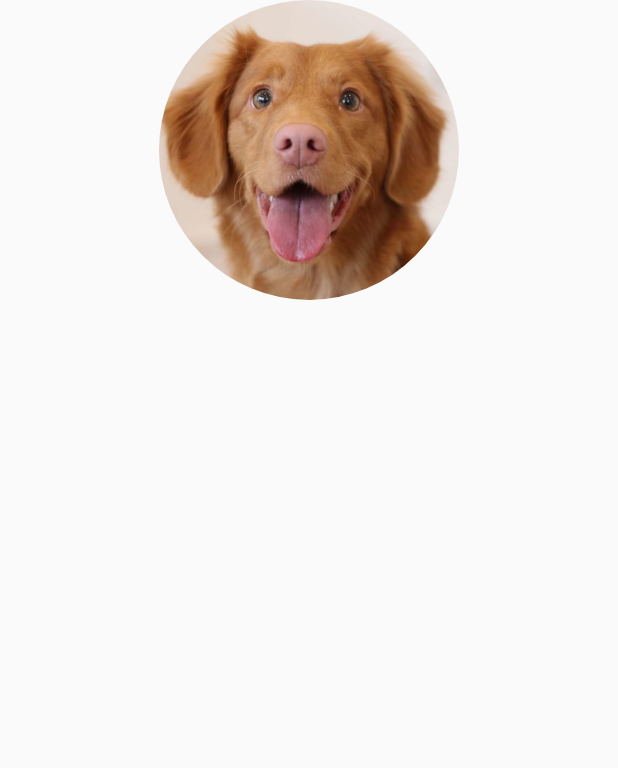
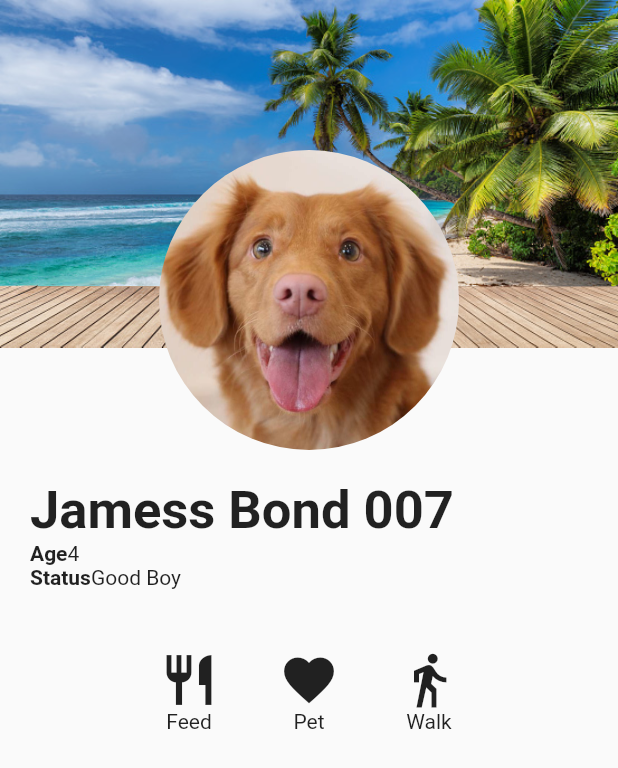
Before and after one commit to Codewithjalloh/flutter_layout, a Flutter app: the screen it shows after launch, on a phone screen of 412 x 824 dp. Shown: the top 768 px of the screen. Run offline on Flutter 3.47's test engine with Material 2 defaults, Android fonts, the phone set to English and light mode, and no system bars; our stand-ins replace google_fonts.

Commit message:
update ui

```diff
--- a/lib/profile_screen.dart
+++ b/lib/profile_screen.dart
@@ -6,13 +6,19 @@ class ProfileScreen extends StatelessWidget {
   @override
   Widget build(BuildContext context) {
     return Scaffold(
-      body: Column(
+      body: Stack(
         children: [
-          _buildProfileImage(context),
-          _buildProfileDetails(context),
-          _buildActions(context),
+          Image.asset("assets/beach.jpeg"),
+          Transform.translate(offset: Offset(0, 100),
+          child: Column(
+            children: [
+              _buildProfileImage(context),
+              _buildProfileDetails(context),
+              _buildActions(context),
+            ],
+          ),)
         ],
-      ),
+      )
     );
   }
 
@@ -21,19 +27,63 @@ class ProfileScreen extends StatelessWidget {
       width: 200,
       height: 200,
       child: ClipOval(
-        child: Image.asset("assets/dog.jpeg", fit: BoxFit.fitWidth,),
+        child: Image.asset(
+          "assets/dog.jpeg",
+          fit: BoxFit.fitWidth,
+        ),
       ),
     );
-
   }
 
   Widget _buildProfileDetails(BuildContext context) {
-    return Container();
+    return Padding(
+      padding: const EdgeInsets.all(20.0),
+      child: Column(
+        crossAxisAlignment: CrossAxisAlignment.start,
+        children: [
+          Text(
+            "Jamess Bond 007",
+            style: TextStyle(fontSize: 35, fontWeight: FontWeight.w600),
+          ),
+          _buildDetailsRow("Age", "4"),
+          _buildDetailsRow("Status", "Good Boy"),
+        ],
+      ),
+    );
   }
 
   Widget _buildActions(BuildContext context) {
-    return Container();
+    return Row(
+      mainAxisAlignment: MainAxisAlignment.center,
+      children: [
+        _buildIcon(Icons.restaurant, "Feed"),
+        _buildIcon(Icons.favorite, "Pet"),
+        _buildIcon(Icons.directions_walk, "Walk"),
+      ],
+    );
   }
 
+  Widget _buildDetailsRow(String heading, String value) {
+    return Row(
+      children: [
+        Text(
+          "$heading",
+          style: TextStyle(fontWeight: FontWeight.bold),
+        ),
+        Text(value),
+      ],
+    );
+  }
 
+  Widget _buildIcon(IconData icon, String text) {
+    return Padding(
+      padding: const EdgeInsets.all(20.0),
+      child: Column(
+        children: [
+          Icon(icon, size: 40),
+          Text(text),
+        ],
+      ),
+    );
+  }
 }
```
